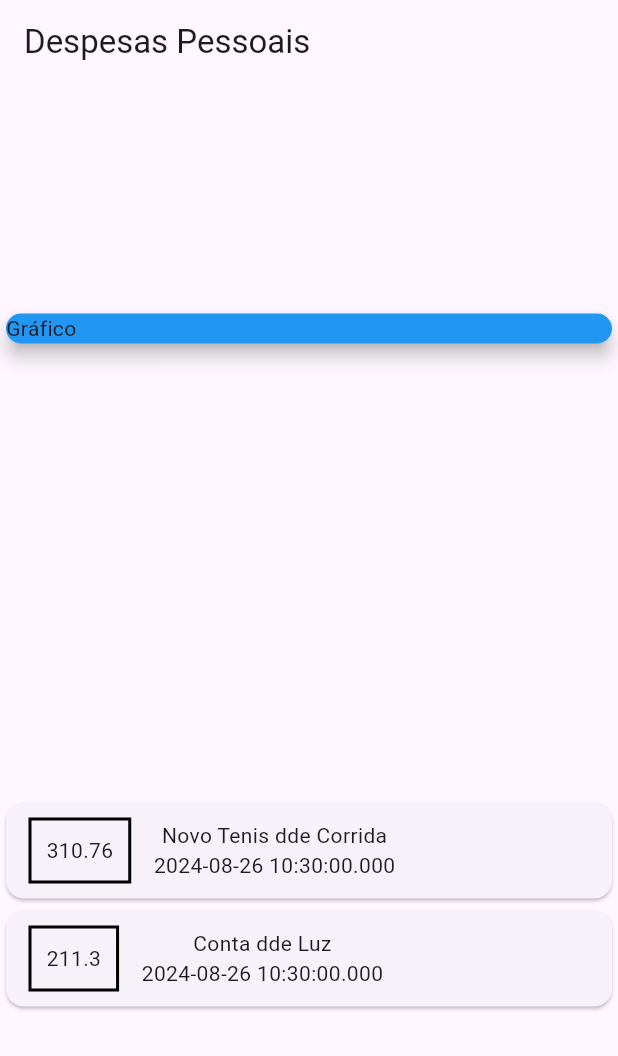
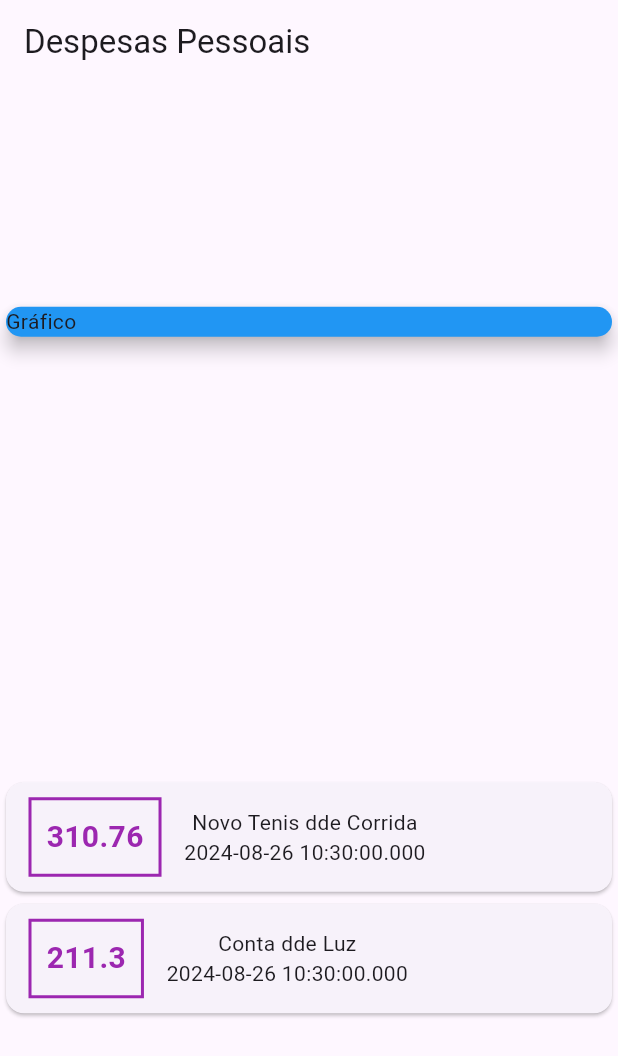
Before and after one commit to phsdeveloper/Mobile_Flutter_Estudo, a Flutter app: the screen it shows after launch, on a phone screen of 412 x 824 dp. Shown: the top 1056 px of the screen. Run offline on Flutter 3.47's test engine with Material 3 defaults, Android fonts, the phone set to English and light mode, and no system bars.

Commit message:
Aula 93. Finalizada com sucesso e aplicacao compilando

```diff
--- a/Projetos/Secao03/expenses/lib/main.dart
+++ b/Projetos/Secao03/expenses/lib/main.dart
@@ -54,13 +54,18 @@ class MyHomePage extends StatelessWidget {
                       ),
                       decoration: BoxDecoration(
                         border: Border.all(
-                          color: Colors.black,
+                          color: Colors.purple,
                           width: 2,
                         )
                       ),
                       padding: const EdgeInsets.all(10),
                       child: Text(
-                        tr.value.toString()
+                        tr.value.toString(),
+                        style: const TextStyle(
+                          fontWeight: FontWeight.bold,
+                          fontSize: 20,
+                          color: Colors.purple
+                        ),
                       ),
                     ),
                     Column(
```
